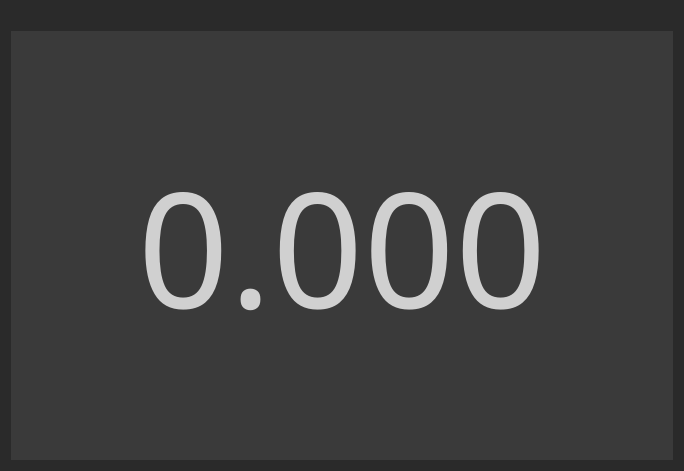
The window that timerwidget.ui (fibichadam/SpeedCubingTimer) describes before a commit, drawn with Qt 5.
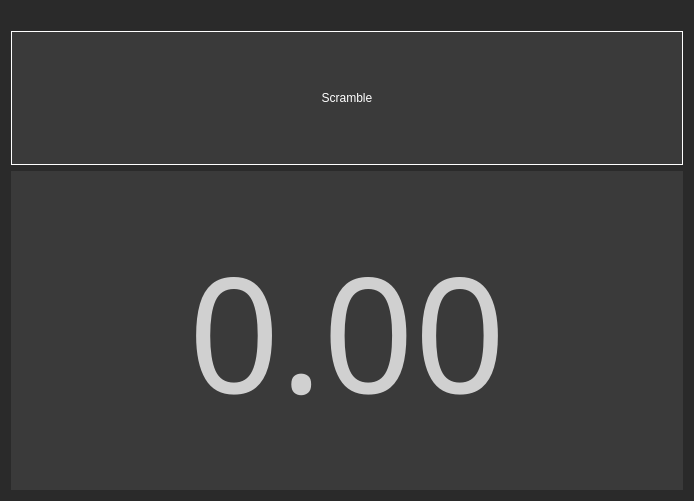
The same window after the commit.

```diff
--- a/timerwidget.ui
+++ b/timerwidget.ui
@@ -6,13 +6,13 @@
    <rect>
     <x>0</x>
     <y>0</y>
-    <width>684</width>
-    <height>471</height>
+    <width>694</width>
+    <height>501</height>
    </rect>
   </property>
   <property name="minimumSize">
    <size>
-    <width>100</width>
+    <width>600</width>
     <height>100</height>
    </size>
   </property>
@@ -26,8 +26,14 @@
    <string notr="true">background: rgb(42, 42, 42);</string>
   </property>
   <layout class="QGridLayout" name="gridLayout">
-   <item row="1" column="1">
+   <item row="2" column="0">
     <widget class="QLabel" name="Timer">
+     <property name="minimumSize">
+      <size>
+       <width>0</width>
+       <height>0</height>
+      </size>
+     </property>
      <property name="font">
       <font>
        <family>LCD</family>
@@ -45,8 +51,14 @@
 background-color: rgb(58, 58, 58);
 padding: 50%;</string>
      </property>
+     <property name="frameShape">
+      <enum>QFrame::NoFrame</enum>
+     </property>
      <property name="text">
-      <string>0.000</string>
+      <string>0.00</string>
+     </property>
+     <property name="textFormat">
+      <enum>Qt::AutoText</enum>
      </property>
      <property name="scaledContents">
       <bool>false</bool>
@@ -54,9 +66,15 @@
      <property name="alignment">
       <set>Qt::AlignCenter</set>
      </property>
+     <property name="wordWrap">
+      <bool>false</bool>
+     </property>
+     <property name="indent">
+      <number>-1</number>
+     </property>
     </widget>
    </item>
-   <item row="0" column="1">
+   <item row="0" column="0">
     <spacer name="horizontalSpacer">
      <property name="orientation">
       <enum>Qt::Horizontal</enum>
@@ -72,6 +90,51 @@
      </property>
     </spacer>
    </item>
+   <item row="1" column="0">
+    <widget class="QLabel" name="scrambleLabel">
+     <property name="sizePolicy">
+      <sizepolicy hsizetype="Preferred" vsizetype="Preferred">
+       <horstretch>0</horstretch>
+       <verstretch>0</verstretch>
+      </sizepolicy>
+     </property>
+     <property name="minimumSize">
+      <size>
+       <width>0</width>
+       <height>100</height>
+      </size>
+     </property>
+     <property name="maximumSize">
+      <size>
+       <width>2000</width>
+       <height>300</height>
+      </size>
+     </property>
+     <property name="autoFillBackground">
+      <bool>false</bool>
+     </property>
+     <property name="styleSheet">
+      <string notr="true">font: 35pt &quot;MS Sans Serif&quot;;
+color: white;
+background-color:rgb(58,58,58);</string>
+     </property>
+     <property name="frameShape">
+      <enum>QFrame::Panel</enum>
+     </property>
+     <property name="text">
+      <string>Scramble</string>
+     </property>
+     <property name="scaledContents">
+      <bool>false</bool>
+     </property>
+     <property name="alignment">
+      <set>Qt::AlignCenter</set>
+     </property>
+     <property name="wordWrap">
+      <bool>true</bool>
+     </property>
+    </widget>
+   </item>
   </layout>
  </widget>
  <resources/>
```
Left out of the diff: 2 changed lines with no effect on the pictures.
